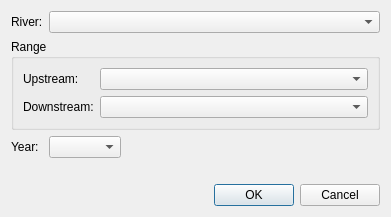
The window that libs/geodata/riversurvey/private/geodatariversurveywebimporter_settingdialog.ui (i-RIC/prepost-gui) describes before a commit, drawn with Qt 5.
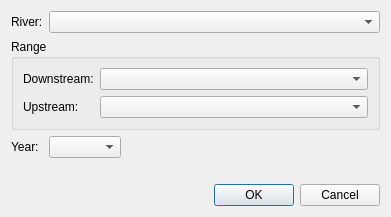
The same window after the commit.

Commit message: Cross section data web import dialog layout update

What changed in the file:
```diff
--- a/libs/geodata/riversurvey/private/geodatariversurveywebimporter_settingdialog.ui
+++ b/libs/geodata/riversurvey/private/geodatariversurveywebimporter_settingdialog.ui
@@ -33,25 +33,25 @@
        </property>
        <layout class="QGridLayout" name="gridLayout" columnstretch="0,1">
         <item row="0" column="0">
-         <widget class="QLabel" name="maxlabel">
-          <property name="text">
-           <string>Upstream:</string>
-          </property>
-         </widget>
-        </item>
-        <item row="0" column="1">
-         <widget class="QComboBox" name="maxComboBox"/>
-        </item>
-        <item row="1" column="0">
          <widget class="QLabel" name="minlabel">
           <property name="text">
            <string>Downstream:</string>
           </property>
          </widget>
         </item>
-        <item row="1" column="1">
+        <item row="0" column="1">
          <widget class="QComboBox" name="minComboBox"/>
         </item>
+        <item row="1" column="0">
+         <widget class="QLabel" name="maxlabel">
+          <property name="text">
+           <string>Upstream:</string>
+          </property>
+         </widget>
+        </item>
+        <item row="1" column="1">
+         <widget class="QComboBox" name="maxComboBox"/>
+        </item>
        </layout>
       </widget>
      </item>
```
